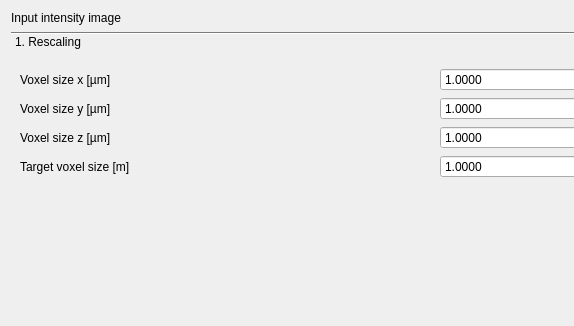
First picture: the form in src/napari_stress/_reconstruction/toolbox.ui, repository campaslab/napari-stress, before the edit; both pictures show x 0 to 574 and y 0 to 326 of the 873 by 857 pixel window.
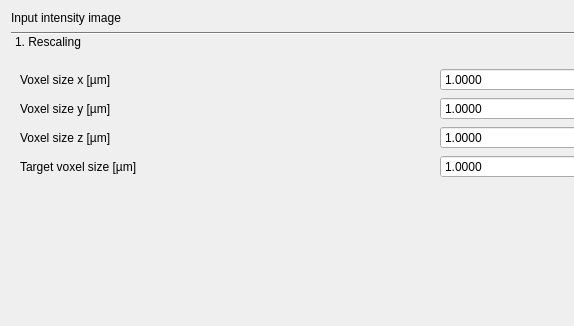
Second picture: the form after the edit.

Diff of the .ui file:
```diff
--- a/src/napari_stress/_reconstruction/toolbox.ui
+++ b/src/napari_stress/_reconstruction/toolbox.ui
@@ -35,7 +35,7 @@
         <x>0</x>
         <y>0</y>
         <width>855</width>
-        <height>312</height>
+        <height>308</height>
        </rect>
       </property>
       <attribute name="label">
@@ -86,7 +86,7 @@
        <item row="3" column="0">
         <widget class="QLabel" name="label_15">
          <property name="text">
-          <string>Target voxel size [m]</string>
+          <string>Target voxel size [µm]</string>
          </property>
         </widget>
        </item>
```
Left out of the diff: 8 changed lines with no effect on the pictures.
